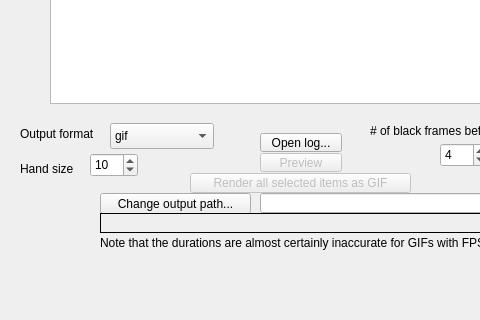
The window that qt_generated/Traj2GIF.ui (keryil/leaparticulatorqt) describes before a commit, drawn with Qt 5; both pictures show x 0 to 480 and y 237 to 557 of the 970 by 557 pixel window.
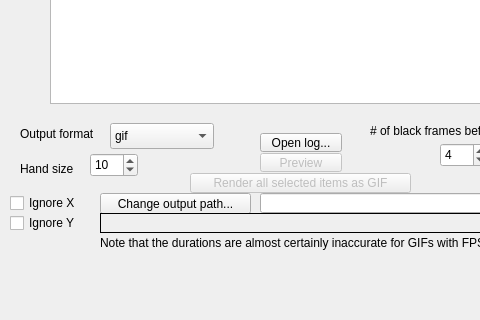
The same window after the commit.

Commit message: -Added possibility to ignore axes.

```diff
--- a/qt_generated/Traj2GIF.ui
+++ b/qt_generated/Traj2GIF.ui
@@ -402,6 +402,32 @@
      <string>Note that the durations are almost certainly inaccurate for GIFs with FPS &gt; 50.</string>
     </property>
    </widget>
+   <widget class="QCheckBox" name="chkIgnoreX">
+    <property name="geometry">
+     <rect>
+      <x>10</x>
+      <y>430</y>
+      <width>86</width>
+      <height>20</height>
+     </rect>
+    </property>
+    <property name="text">
+     <string>Ignore X</string>
+    </property>
+   </widget>
+   <widget class="QCheckBox" name="chkIgnoreY">
+    <property name="geometry">
+     <rect>
+      <x>10</x>
+      <y>450</y>
+      <width>86</width>
+      <height>20</height>
+     </rect>
+    </property>
+    <property name="text">
+     <string>Ignore Y</string>
+    </property>
+   </widget>
    <zorder>label</zorder>
    <zorder>btnPlay</zorder>
    <zorder>btnRecord</zorder>
```
Left out of the diff: 2 changed lines with no effect on the pictures. The commit also changes 1 other file.
